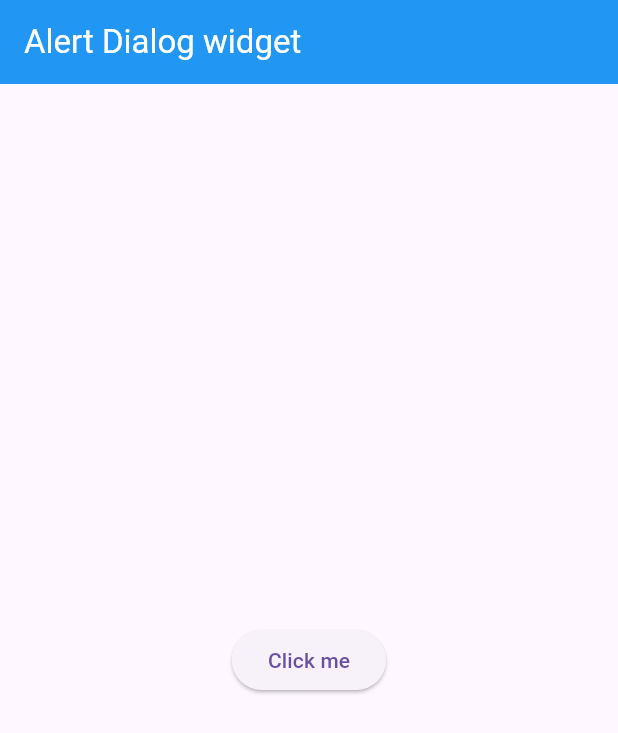
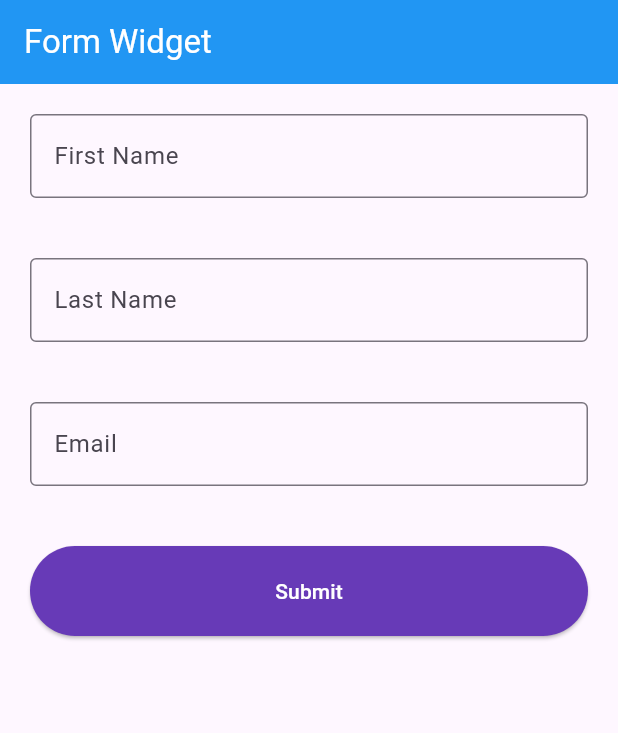
Before and after one commit to mahmud5658/flutter_widgets, a Flutter app: the screen it shows after launch, on a phone screen of 412 x 824 dp. Shown: the top 733 px of the screen. Run offline on Flutter 3.47's test engine with Material 3 defaults, Android fonts, the phone set to English and light mode, and no system bars.

Commit message:
flutter widget

```diff
--- a/lib/main.dart
+++ b/lib/main.dart
@@ -1,5 +1,5 @@
 import 'package:flutter/material.dart';
-import 'package:flutter_widget/widgets/alertdialog.dart';
+import 'package:flutter_widget/widgets/form.dart';
 
 void main() {
   runApp(const MyApp());
@@ -16,7 +16,7 @@ class MyApp extends StatelessWidget {
         primarySwatch: Colors.blue,
       ),
       // darkTheme: ThemeData(primarySwatch: Colors.amber),
-      home: const AlertDialogWidget(),
+      home: const FormWidget(),
     );
   }
 }
--- /dev/null
+++ b/lib/widgets/form.dart
@@ -0,0 +1,59 @@
+import 'package:flutter/material.dart';
+
+class FormWidget extends StatelessWidget {
+  const FormWidget({super.key});
+
+  @override
+  Widget build(BuildContext context) {
+    ButtonStyle buttonStyle = ElevatedButton.styleFrom(
+      minimumSize: const Size(double.infinity, 60),
+      backgroundColor: Colors.deepPurple,
+    );
+    return Scaffold(
+      appBar: AppBar(
+        backgroundColor: Colors.blue,
+        title: const Text(
+          "Form Widget",
+          style: TextStyle(color: Colors.white),
+        ),
+      ),
+      body: Column(
+        mainAxisAlignment: MainAxisAlignment.start,
+        children: [
+          const Padding(
+            padding: EdgeInsets.all(20),
+            child: TextField(
+              decoration: InputDecoration(
+                  border: OutlineInputBorder(), labelText: "First Name"),
+            ),
+          ),
+          const Padding(
+            padding: EdgeInsets.all(20),
+            child: TextField(
+              decoration: InputDecoration(
+                  border: OutlineInputBorder(), labelText: "Last Name"),
+            ),
+          ),
+          const Padding(
+            padding: EdgeInsets.all(20),
+            child: TextField(
+              decoration: InputDecoration(
+                  border: OutlineInputBorder(), labelText: "Email"),
+            ),
+          ),
+          Padding(
+            padding: const EdgeInsets.all(20),
+            child: ElevatedButton(
+              onPressed: () {},
+              child: const Text(
+                "Submit",
+                style: TextStyle(color: Colors.white),
+              ),
+              style: buttonStyle,
+            ),
+          ),
+        ],
+      ),
+    );
+  }
+}
```
